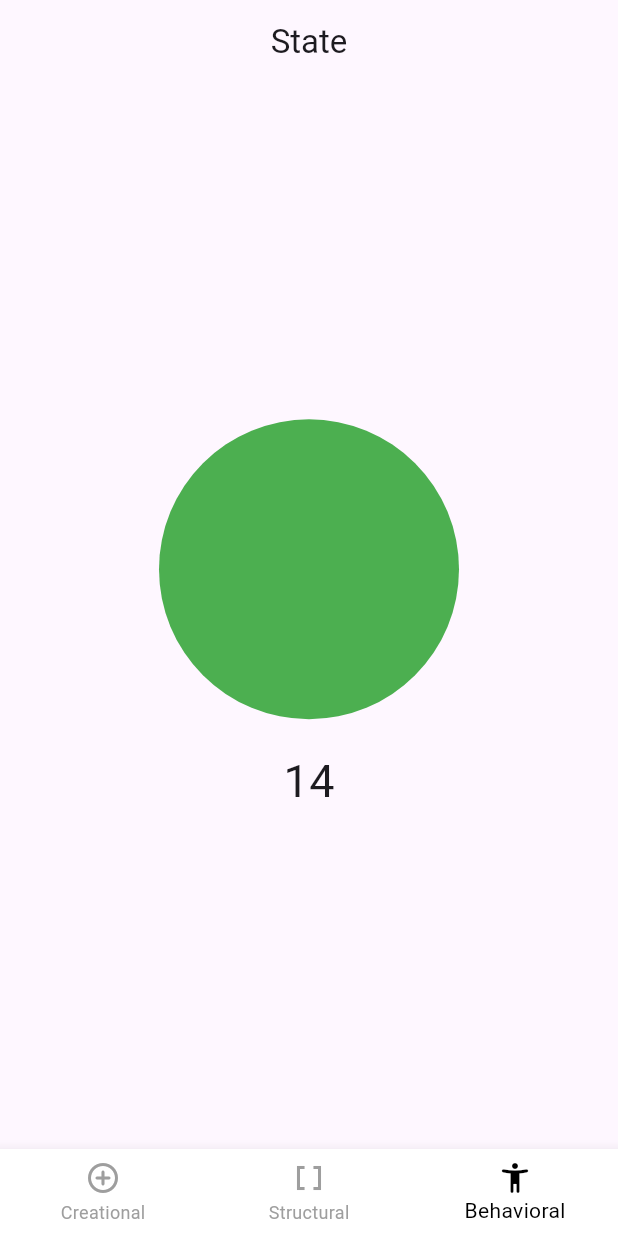
After one commit to ducnghia69/flutter_design_patterns_example, a Flutter app: the StatePage screen opened by its route, on a phone screen of 412 x 824 dp. The commit adds this screen. Run offline on Flutter 3.47's test engine with Material 3 defaults, Android fonts, the phone set to English and light mode, and no system bars; our stand-ins replace auto_route, dartx, freezed_annotation, hooks_riverpod, injectable.

Commit message:
add state

```diff
--- a/lib/data_source/app_data_source.dart
+++ b/lib/data_source/app_data_source.dart
@@ -116,6 +116,7 @@ class AppDataSource {
         title: 'State',
         description:
             'Allow an object to alter its behavior when its internal state changes. The object will appear to change its class.',
+        route: StateRoute(),
       ),
       DesignPattern(
         title: 'Mediator',
--- a/lib/design_patterns/design_patterns.dart
+++ b/lib/design_patterns/design_patterns.dart
@@ -1,2 +1,3 @@
 export 'adapter/adapter.dart';
 export 'strategy/strategy.dart';
+export 'state/state.dart';
--- /dev/null
+++ b/lib/design_patterns/state/concrete_states/green_state.dart
@@ -0,0 +1,20 @@
+import 'package:flutter/material.dart';
+
+import '../state.dart';
+
+class GreenState extends ITrafficLightState {
+  @override
+  void nextTrafficLight(TrafficLightContext context) {
+    context.setState(YellowState());
+  }
+
+  @override
+  Color getColor() {
+    return Colors.green;
+  }
+
+  @override
+  Duration getDuration() {
+    return const Duration(seconds: 15);
+  }
+}
--- /dev/null
+++ b/lib/design_patterns/state/concrete_states/yellow_state.dart
@@ -0,0 +1,20 @@
+import 'package:flutter/material.dart';
+
+import '../state.dart';
+
+class YellowState extends ITrafficLightState {
+  @override
+  void nextTrafficLight(TrafficLightContext context) {
+    context.setState(RedState());
+  }
+
+  @override
+  Color getColor() {
+    return Colors.yellow;
+  }
+
+  @override
+  Duration getDuration() {
+    return const Duration(seconds: 3);
+  }
+}
--- /dev/null
+++ b/lib/design_patterns/state/context/traffic_light_context.dart
@@ -0,0 +1,20 @@
+import 'package:flutter/material.dart';
+
+import '../state.dart';
+
+class TrafficLightContext {
+  ITrafficLightState _state;
+
+  TrafficLightContext(this._state);
+
+  Color get currentColor => _state.getColor();
+  Duration get currentDuration => _state.getDuration();
+
+  void setState(ITrafficLightState state) {
+    _state = state;
+  }
+
+  void nextTrafficLight() {
+    _state.nextTrafficLight(this);
+  }
+}
--- /dev/null
+++ b/lib/design_patterns/state/state.dart
@@ -0,0 +1,5 @@
+export 'context/traffic_light_context.dart';
+export 'state/i_traffic_light_state.dart';
+export 'concrete_states/red_state.dart';
+export 'concrete_states/green_state.dart';
+export 'concrete_states/yellow_state.dart';
--- /dev/null
+++ b/lib/design_patterns/state/state/i_traffic_light_state.dart
@@ -0,0 +1,9 @@
+import 'dart:ui';
+
+import '../state.dart';
+
+abstract class ITrafficLightState {
+  void nextTrafficLight(TrafficLightContext context);
+  Color getColor();
+  Duration getDuration();
+}
--- a/lib/navigation/app_router.dart
+++ b/lib/navigation/app_router.dart
@@ -57,6 +57,7 @@ class AppRouter extends _$AppRouter {
                   ),
                 ],
               ),
+              AutoRoute(page: StateRoute.page),
             ],
           ),
         ],
--- /dev/null
+++ b/lib/ui/page/design_patterns/state/state_page.dart
@@ -0,0 +1,84 @@
+import 'dart:async';
+
+import 'package:auto_route/auto_route.dart';
+import 'package:flutter/material.dart';
+
+import '../../../../index.dart';
+
+@RoutePage()
+class StatePage extends StatefulWidget {
+  const StatePage({super.key});
+
+  @override
+  State<StatePage> createState() => _StatePageState();
+}
+
+class _StatePageState extends State<StatePage> {
+  late TrafficLightContext _trafficLight;
+  late Timer _timer;
+  late int _currentTime = 0;
+
+  @override
+  void initState() {
+    super.initState();
+    _trafficLight = TrafficLightContext(GreenState());
+    _startTimer();
+  }
+
+  @override
+  void dispose() {
+    super.dispose();
+    _timer.cancel();
+  }
+
+  void _startTimer() {
+    _currentTime = _trafficLight.currentDuration.inSeconds;
+
+    _timer = Timer.periodic(const Duration(seconds: 1), (timer) {
+      setState(() {
+        _currentTime--;
+
+        if (_currentTime == 0) {
+          _trafficLight.nextTrafficLight();
+
+          timer.cancel();
+          _startTimer();
+        }
+      });
+    });
+  }
+
+  @override
+  Widget build(BuildContext context) {
+    return Scaffold(
+      appBar: const PrimaryAppBar(
+        title: 'State',
+      ),
+      body: SafeArea(
+        child: Column(
+          crossAxisAlignment: CrossAxisAlignment.stretch,
+          mainAxisAlignment: MainAxisAlignment.center,
+          children: [
+            Container(
+              width: 200,
+              height: 200,
+              decoration: BoxDecoration(
+                shape: BoxShape.circle,
+                color: _trafficLight.currentColor,
+              ),
+            ),
+            const SizedBox(height: 20),
+            Center(
+              child: Text(
+                _currentTime.toString(),
+                style: const TextStyle(
+                  fontSize: 30,
+                ),
+              ),
+            ),
+          ],
+        ),
+      ),
+    );
+  }
+}
--- a/lib/ui/ui.dart
+++ b/lib/ui/ui.dart
@@ -9,3 +9,4 @@ export 'page/design_patterns/composite/composite_page.dart';
 export 'page/design_patterns/strategy/strategy_page.dart';
 export 'page/design_patterns/strategy/fade_transition_strategy_page.dart';
 export 'page/design_patterns/strategy/slide_transition_strategy_page.dart';
+export 'page/design_patterns/state/state_page.dart';
```
Also changed, not shown: lib/design_patterns/state/concrete_states/red_state.dart (added, +20 -0 lines), lib/navigation/app_router.gr.dart.
